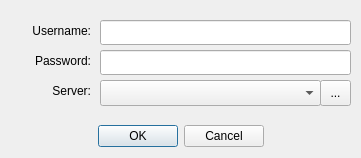
The window that client/loginDialog.ui (Wolframe/configurator) describes before a commit, drawn with Qt 5.
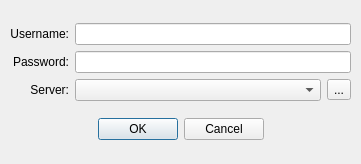
The same window after the commit. Icons and pictures are not drawn.

Commit message: use layouts for the login and server dialogs

The edit to the form file:
```diff
--- a/client/loginDialog.ui
+++ b/client/loginDialog.ui
@@ -7,7 +7,7 @@
     <x>0</x>
     <y>0</y>
     <width>361</width>
-    <height>158</height>
+    <height>164</height>
    </rect>
   </property>
   <property name="windowTitle">
@@ -17,37 +17,20 @@
    <iconset resource="qtclient.qrc">
     <normaloff>:/images/login.png</normaloff>:/images/login.png</iconset>
   </property>
-  <widget class="QDialogButtonBox" name="buttonBox">
+  <widget class="QWidget" name="">
    <property name="geometry">
     <rect>
      <x>10</x>
-     <y>120</y>
+     <y>12</y>
      <width>341</width>
-     <height>32</height>
+     <height>141</height>
     </rect>
    </property>
-   <property name="layoutDirection">
-    <enum>Qt::LeftToRight</enum>
-   </property>
-   <property name="orientation">
-    <enum>Qt::Horizontal</enum>
-   </property>
-   <property name="standardButtons">
-    <set>QDialogButtonBox::Cancel|QDialogButtonBox::Ok</set>
-   </property>
-   <property name="centerButtons">
-    <bool>true</bool>
-   </property>
-  </widget>
+   <layout class="QVBoxLayout" name="verticalLayout">
+    <item>
+     <layout class="QGridLayout" name="gridLayout">
+      <item row="0" column="0">
   <widget class="QLabel" name="userLabel">
-   <property name="geometry">
-    <rect>
-     <x>10</x>
-     <y>20</y>
-     <width>81</width>
-     <height>21</height>
-    </rect>
-   </property>
    <property name="text">
     <string>Username:</string>
    </property>
@@ -55,15 +38,12 @@
     <set>Qt::AlignRight|Qt::AlignTrailing|Qt::AlignVCenter</set>
    </property>
   </widget>
+      </item>
+      <item row="0" column="1">
+       <widget class="QLineEdit" name="userInput"/>
+      </item>
+      <item row="1" column="0">
   <widget class="QLabel" name="passwdLabel">
-   <property name="geometry">
-    <rect>
-     <x>10</x>
-     <y>50</y>
-     <width>81</width>
-     <height>21</height>
-    </rect>
-   </property>
    <property name="text">
     <string>Password:</string>
    </property>
@@ -71,67 +51,57 @@
     <set>Qt::AlignRight|Qt::AlignTrailing|Qt::AlignVCenter</set>
    </property>
   </widget>
-  <widget class="QLabel" name="serverLabel">
-   <property name="geometry">
-    <rect>
-     <x>10</x>
-     <y>80</y>
-     <width>81</width>
-     <height>21</height>
-    </rect>
-   </property>
-   <property name="text">
-    <string>Server:</string>
-   </property>
-   <property name="alignment">
-    <set>Qt::AlignRight|Qt::AlignTrailing|Qt::AlignVCenter</set>
-   </property>
-  </widget>
-  <widget class="QLineEdit" name="userInput">
-   <property name="geometry">
-    <rect>
-     <x>100</x>
-     <y>20</y>
-     <width>251</width>
-     <height>25</height>
-    </rect>
-   </property>
-  </widget>
+      </item>
+      <item row="1" column="1">
   <widget class="QLineEdit" name="passwdInput">
-   <property name="geometry">
-    <rect>
-     <x>100</x>
-     <y>50</y>
-     <width>251</width>
-     <height>25</height>
-    </rect>
-   </property>
    <property name="echoMode">
     <enum>QLineEdit::Password</enum>
    </property>
   </widget>
-  <widget class="QComboBox" name="serverCombo">
-   <property name="geometry">
-    <rect>
-     <x>100</x>
-     <y>80</y>
-     <width>221</width>
-     <height>26</height>
-    </rect>
-   </property>
-  </widget>
+      </item>
+      <item row="2" column="0">
+       <widget class="QLabel" name="serverLabel">
+        <property name="text">
+         <string>Server:</string>
+        </property>
+        <property name="alignment">
+         <set>Qt::AlignRight|Qt::AlignTrailing|Qt::AlignVCenter</set>
+        </property>
+       </widget>
+      </item>
+      <item row="2" column="1">
+       <layout class="QHBoxLayout" name="horizontalLayout">
+        <item>
+         <widget class="QComboBox" name="serverCombo"/>
+        </item>
+        <item>
   <widget class="QToolButton" name="serverManageButton">
-   <property name="geometry">
-    <rect>
-     <x>320</x>
-     <y>80</y>
-     <width>31</width>
-     <height>26</height>
-    </rect>
-   </property>
    <property name="text">
     <string>...</string>
    </property>
+         </widget>
+        </item>
+       </layout>
+      </item>
+     </layout>
+    </item>
+    <item>
+     <widget class="QDialogButtonBox" name="buttonBox">
+      <property name="layoutDirection">
+       <enum>Qt::LeftToRight</enum>
+      </property>
+      <property name="orientation">
+       <enum>Qt::Horizontal</enum>
+      </property>
+      <property name="standardButtons">
+       <set>QDialogButtonBox::Cancel|QDialogButtonBox::Ok</set>
+      </property>
+      <property name="centerButtons">
+       <bool>true</bool>
+      </property>
+     </widget>
+    </item>
+   </layout>
   </widget>
  </widget>
  <resources>
```
Lines whose indentation alone changed are shown as unchanged. The commit also changes 1 other file.
